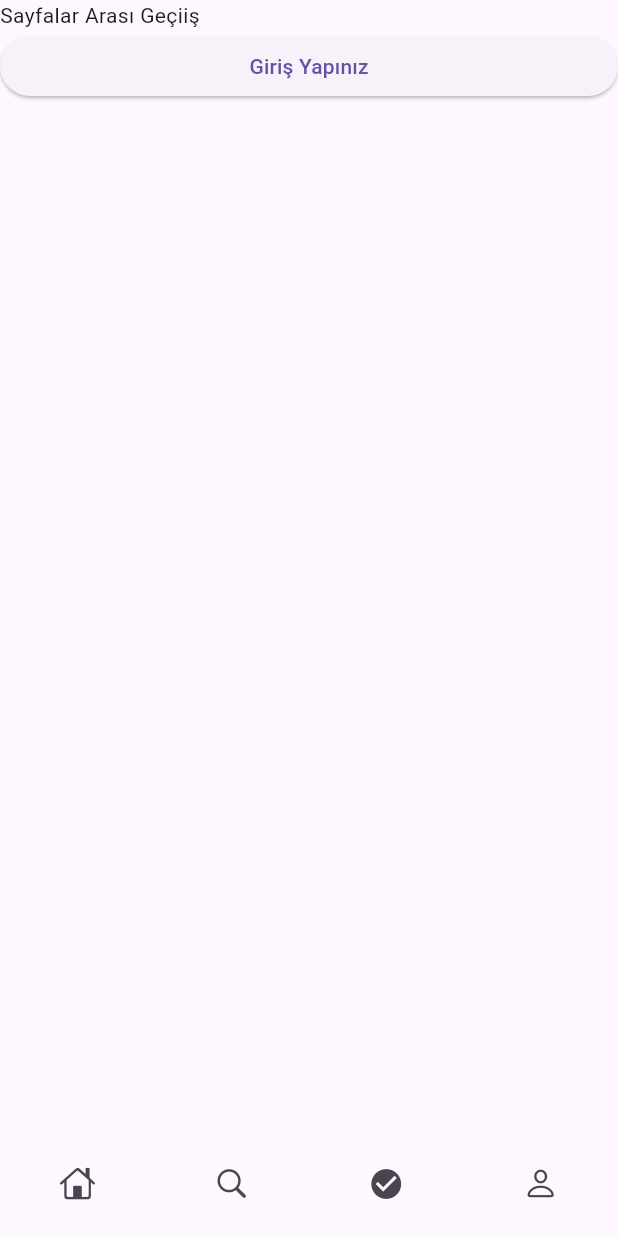
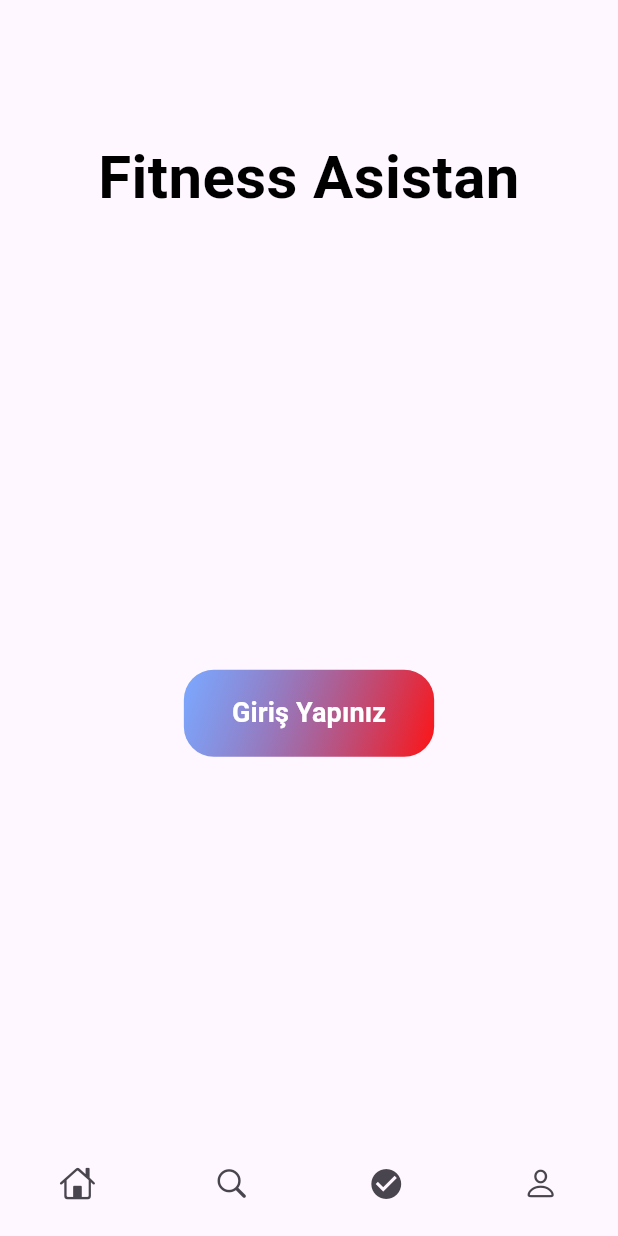
Before and after one commit to bugrakasapoglu/FitnessAsistan, a Flutter app: the ProfileScreen screen opened by its route, on a phone screen of 412 x 824 dp. Run offline on Flutter 3.47's test engine with Material 3 defaults, Android fonts, the phone set to English and light mode, and no system bars; our stand-ins replace go_router, lottie; missing offline and left inert: dotlottie_loader.

Commit message:
Yenilikler geldi.
Tamamlanmış egzersizler kısmına fotoğraf kutucukları eklendi.
Profil kısmında giriş ekranı güzelleştirmesi.

```diff
--- a/lib/screens/profile_screen.dart
+++ b/lib/screens/profile_screen.dart
@@ -9,21 +9,58 @@ class ProfileScreen extends StatelessWidget {
   @override
   Widget build(BuildContext context) {
     return Scaffold(
-      body: ListView(
+      body: Column(
         children: [
-          const Text("Sayfalar Arası Geçiiş"),
-          ElevatedButton(
-            onPressed: () {
-              context.push("/login");
-            },
-            child: const Text("Giriş Yapınız"),
+          const SizedBox(height: 90),
+          const Text(
+            'Fitness Asistan',
+            style: TextStyle(
+              fontSize: 40,
+              fontWeight: FontWeight.bold,
+              color: Color.fromARGB(255, 0, 0, 0),
+            ),
+            textAlign: TextAlign.center,
           ),
+            const SizedBox(height: 50),
+          Expanded(
+            child: Center(
+              child: Container(
+                decoration: BoxDecoration(
+                  gradient: LinearGradient(
+                    colors: [const Color.fromARGB(146, 27, 110, 255), const Color.fromARGB(255, 255, 19, 19)],
+                    begin: Alignment.topLeft,
+                    end: Alignment.bottomRight,
+                  ),
+                  borderRadius: BorderRadius.circular(20),
 
+                ),
+                child: ElevatedButton(
+                  onPressed: () {
+                    context.push("/login");
+                  },
+                  style: ElevatedButton.styleFrom(
+                    backgroundColor: const Color.fromARGB(0, 216, 201, 201),
+                    shadowColor: const Color.fromARGB(0, 196, 51, 51),
+                    padding: const EdgeInsets.symmetric(horizontal: 32, vertical: 16),
+                    shape: RoundedRectangleBorder(
 
-
+                    ),
+                  ),
+                  child: const Text(
+                    "Giriş Yapınız",
+                    style: TextStyle(
+                      fontSize: 18,
+                      fontWeight: FontWeight.bold,
+                      color: Colors.white,
+                    ),
+                  ),
+                ),
+              ),
+            ),
+          ),
         ],
-      ), // List View
+      ),
       bottomNavigationBar: BottomMenu(),
-    ); // Scaffold
+    );
   }
 }
```
Also changed, not shown: lib/screens/home_screen.dart (+5 -33 lines), lib/screens/search_screen.dart (+32 -6 lines), assets/images/barfiks.jpg (added), assets/images/hh.jpeg (added), assets/images/mekik1.jpeg (added), assets/images/plank.webp (added), assets/images/sprint.webp (added), assets/images/sınav.jpeg (added).
